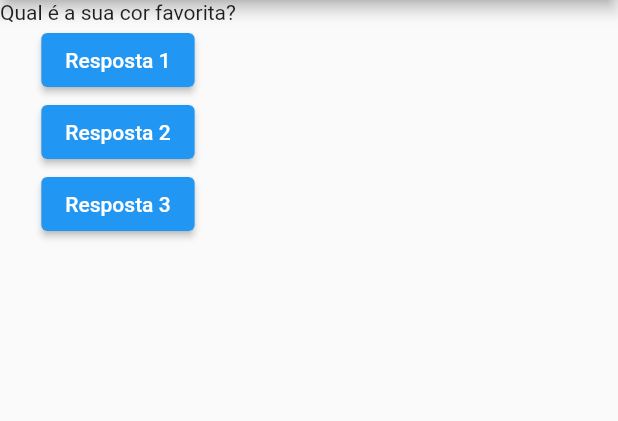
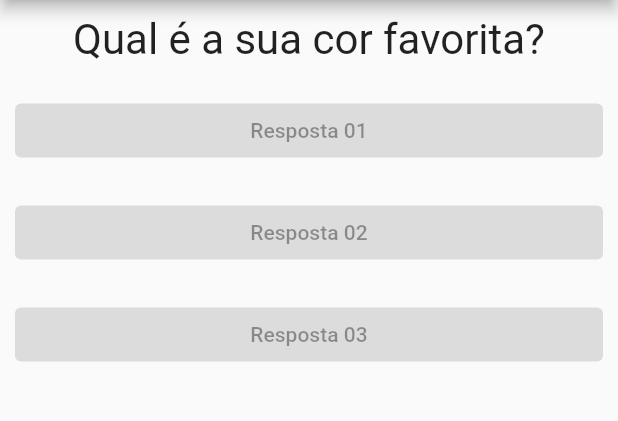
Before and after one commit to aliciamarianne1507/projeto_perguntas, a Flutter app: the screen it shows after launch, on a phone screen of 412 x 824 dp, the part 84-505 px from its top. Run offline on Flutter 3.47's test engine with Material 2 defaults, Android fonts, the phone set to English and light mode, and no system bars; Roboto replaces fonts that are missing (Arial).

Commit message:
componentização

```diff
--- a/lib/main.dart
+++ b/lib/main.dart
@@ -1,5 +1,6 @@
 import 'package:flutter/material.dart';
 import 'questao.dart';
+import 'reposta.dart';
 
 void main() {
   runApp(PerguntaApp());
@@ -29,9 +30,9 @@ class _PerguntaAppState extends State<PerguntaApp> {
         body: Column(
           children: [
             Questao(perguntas[_perguntaSelecionada]),
-            ElevatedButton(onPressed: _responder, child: Text('Resposta 1')),
-            ElevatedButton(onPressed: _responder, child: Text('Resposta 2')),
-            ElevatedButton(onPressed: _responder, child: Text('Resposta 3'))
+            Resposta('Resposta 01'),
+            Resposta('Resposta 02'),
+            Resposta('Resposta 03')
           ],
         ),
       ),
--- a/lib/questao.dart
+++ b/lib/questao.dart
@@ -1,6 +1,3 @@
-import 'package:flutter/src/widgets/container.dart';
-import 'package:flutter/src/widgets/framework.dart';
-
 import 'package:flutter/material.dart';
 
 class Questao extends StatelessWidget {
@@ -9,6 +6,14 @@ class Questao extends StatelessWidget {
   Questao(this.texto);
   @override
   Widget build(BuildContext context) {
-    return Text(texto);
+    return Container(
+      width: double.infinity,
+      margin: EdgeInsets.all(10),
+      child: Text(
+        texto,
+        style: TextStyle(fontSize: 28, fontFamily: 'Arial'),
+        textAlign: TextAlign.center,
+      ),
+    );
   }
 }
--- /dev/null
+++ b/lib/reposta.dart
@@ -0,0 +1,15 @@
+import 'package:flutter/material.dart';
+
+class Resposta extends StatelessWidget {
+  final String buttonText;
+
+  Resposta(this.buttonText);
+  @override
+  Widget build(BuildContext context) {
+    return Container(
+      width: double.infinity,
+      margin: EdgeInsets.all(10),
+      child: (ElevatedButton(onPressed: null, child: Text(buttonText))),
+    );
+  }
+}
```
